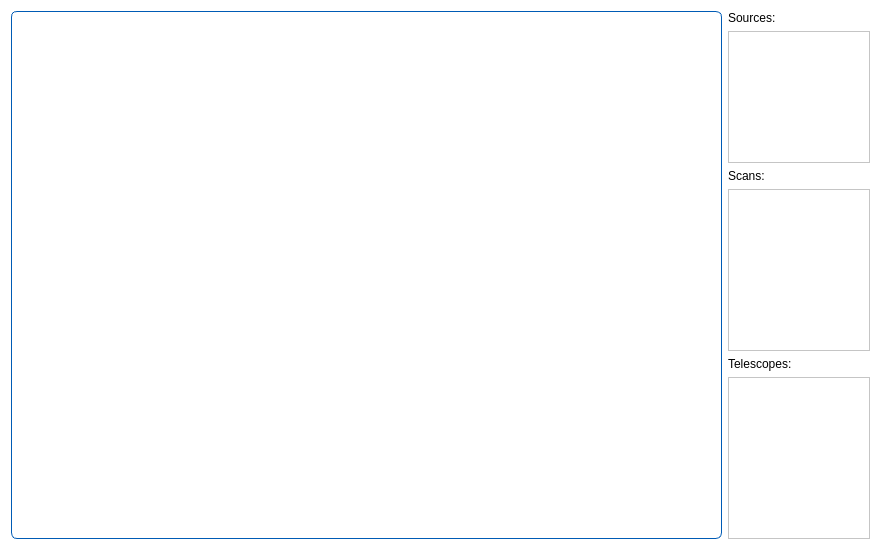
Before: the Qt Designer form pastrocore/gui_pyside/tab_vis_mollweide.ui in Torward1024/pAstroCORE, drawn with Qt 5.
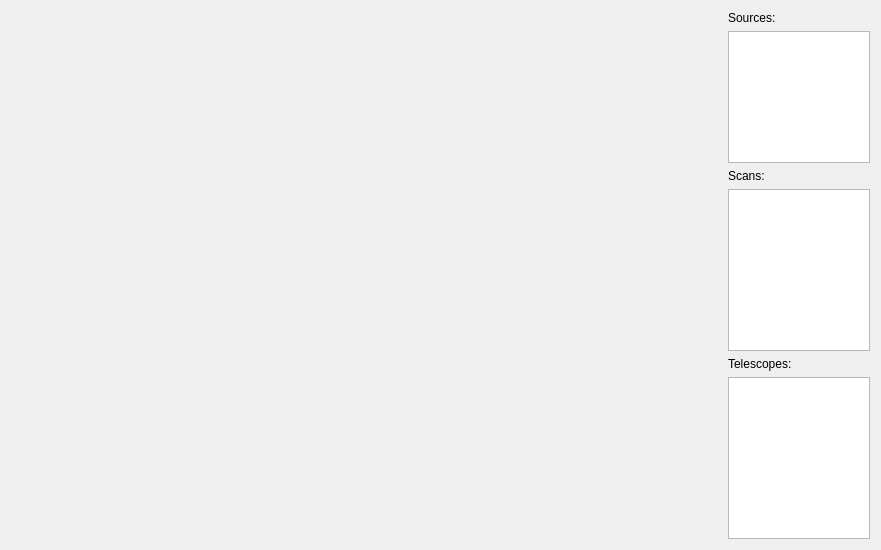
After: the same form once the commit is applied.

Diff of the .ui file:
```diff
--- a/pastrocore/gui_pyside/tab_vis_mollweide.ui
+++ b/pastrocore/gui_pyside/tab_vis_mollweide.ui
@@ -10,21 +10,10 @@
     <height>550</height>
    </rect>
   </property>
-  <property name="styleSheet">
-   <string notr="true">background-color: #ffffff; font-family: Arial;</string>
-  </property>
   <layout class="QGridLayout" name="gridLayout_3" columnstretch="5,1">
    <item row="0" column="0">
     <widget class="QWidget" name="widget" native="true">
-     <property name="styleSheet">
-      <string notr="true">QWidget{
-    border: 1px solid #005BB5; /* Цвет границы согласован с иконками */
-    border-radius: 6px; /* Скругленные углы для современного вида */
-    background-color: #FFFFFF; /* Светлый фон, не отвлекающий от графика */
-    padding: 4px; /* Внутренний отступ для визуального комфорта */
-}</string>
-     </property>
-    </widget>
+     </widget>
    </item>
    <item row="0" column="1">
     <layout class="QGridLayout" name="gridLayout_2">
```
Left out of the diff: 10 changed lines with no effect on the pictures.
